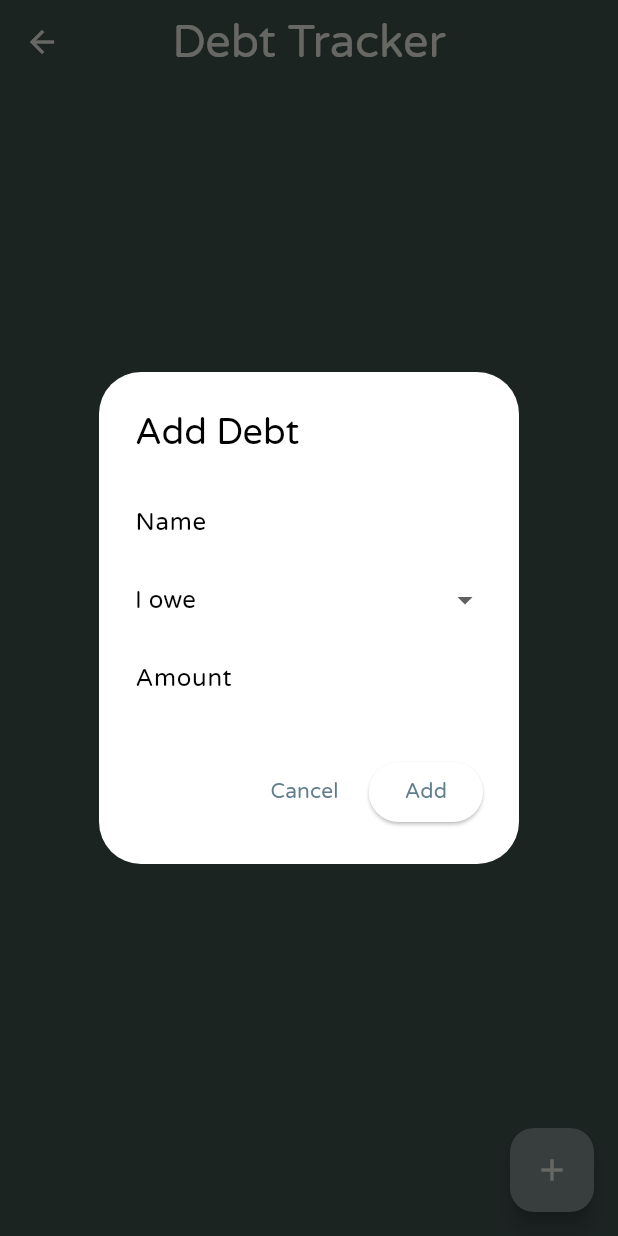
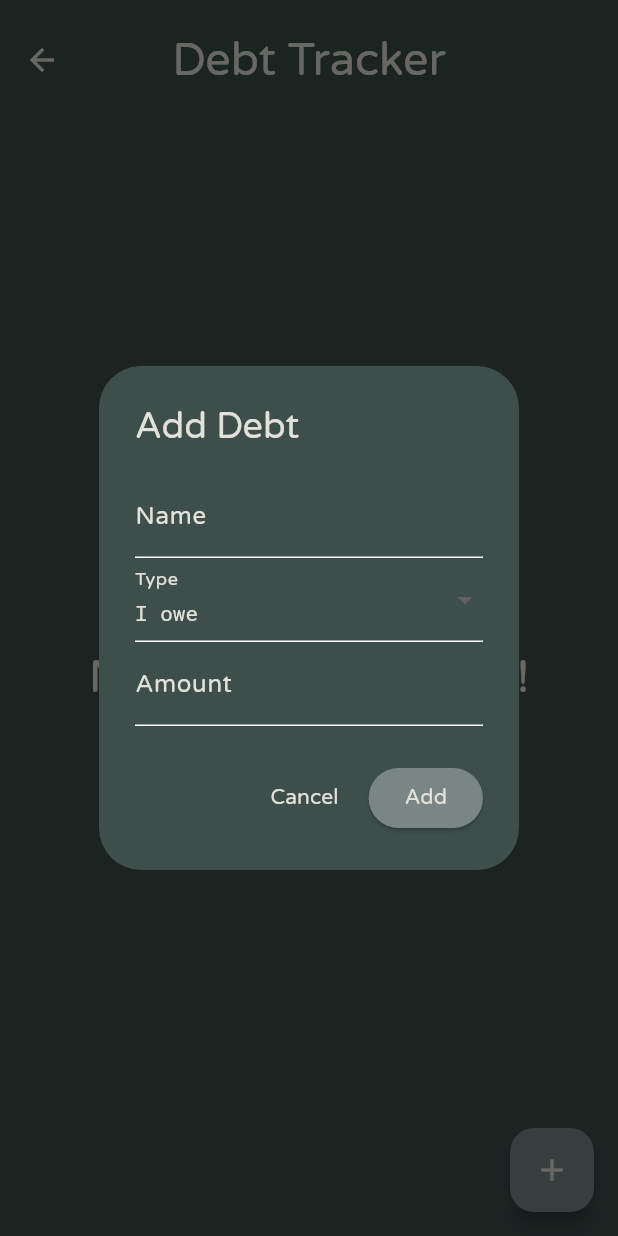
Before and after one commit to CorpsePiler/TrackerApp, a Flutter app: the DebtTrackerPage screen opened directly, after a tap on the "add" icon, on a phone screen of 412 x 824 dp. Run offline on Flutter 3.47's test engine with Material 3 defaults, Android fonts, the light colour scheme and no system bars; our stand-ins replace shared_preferences; accounts and stored records are empty; network calls fail.

Commit message:
UI changes part 2

```diff
--- a/test_1/lib/pages/debt_tracker.dart
+++ b/test_1/lib/pages/debt_tracker.dart
@@ -14,7 +14,7 @@
     return MaterialApp(
       debugShowCheckedModeBanner: false,
       theme: ThemeData(
-        primarySwatch: Colors.deepPurple,
+        primarySwatch: Colors.blueGrey,
       ),
       home: const DebtTrackerPage(),
     );
@@ -87,15 +87,19 @@
       context: context,
       builder: (context) {
         return AlertDialog(
-          title: const Text("Add Debt"),
+          backgroundColor: const Color.fromARGB(255, 62, 78, 75),
+          title: const Text("Add Debt", style: TextStyle(color: const Color(0xFFE0E2DB))),
           content: Column(
             mainAxisSize: MainAxisSize.min,
             children: [
               TextField(
-                decoration: const InputDecoration(labelText: "Name"),
+                style: const TextStyle(color: const Color(0xFFE0E2DB)),
+                decoration: const InputDecoration(labelText: "Name", labelStyle: TextStyle(color: const Color(0xFFE0E2DB))),
                 onChanged: (value) => name = value,
               ),
               DropdownButtonFormField<String>(
+                style: const TextStyle(color: const Color(0xFFE0E2DB)), dropdownColor: const Color.fromARGB(255, 122, 133, 133),
+                decoration: const InputDecoration(labelText: "Type", labelStyle: TextStyle(color: const Color(0xFFE0E2DB))),
                 value: type,
                 items: ["I owe", "Owes me"]
                     .map((e) => DropdownMenuItem(value: e, child: Text(e)))
@@ -103,7 +107,8 @@
                 onChanged: (value) => type = value!,
               ),
               TextField(
-                decoration: const InputDecoration(labelText: "Amount"),
+                style: const TextStyle(color: const Color(0xFFE0E2DB)),
+                decoration: const InputDecoration(labelText: "Amount", labelStyle: TextStyle(color: const Color(0xFFE0E2DB))),
                 keyboardType: TextInputType.number,
                 onChanged: (value) {
                   amount = double.tryParse(value) ?? 0.0;
@@ -113,10 +118,16 @@
           ),
           actions: [
             TextButton(
+              style: ButtonStyle(
+                foregroundColor: MaterialStateProperty.all(const Color(0xFFE0E2DB)),
+              ),
               onPressed: () => Navigator.pop(context),
               child: const Text("Cancel"),
             ),
             ElevatedButton(
+              style: ButtonStyle(
+                backgroundColor: MaterialStateProperty.all(const Color.fromARGB(255, 122, 133, 133)),
+              ),
               onPressed: () {
                 if (name.isNotEmpty && amount > 0) {
                   setState(() {
@@ -126,7 +137,7 @@
                   Navigator.pop(context);
                 }
               },
-              child: const Text("Add"),
+              child: const Text("Add", style: TextStyle(color: const Color(0xFFE0E2DB))),
             ),
           ],
         );
@@ -145,6 +156,7 @@
   Widget build(BuildContext context) {
     return Scaffold(
 appBar: AppBar(
+        toolbarHeight: 80,
         leading: IconButton(
           icon: const Icon(Icons.arrow_back, color: const Color(0xFFE0E2DB)),
           onPressed: () {
@@ -166,7 +178,8 @@
 
       backgroundColor: const Color.fromARGB(255, 62, 78, 75),
           body: debts.isEmpty
-          ? const Center(child: Text("No debts added yet!"))
+          ? const Center(child: Text("No debts added yet!", style: TextStyle(color: const Color(0xFFE0E2DB), fontSize: 30))
+          )
           : ListView.builder(
               itemCount: debts.length,
               itemBuilder: (context, index) {
--- a/test_1/lib/pages/events_and_holidays.dart
+++ b/test_1/lib/pages/events_and_holidays.dart
@@ -64,6 +64,7 @@
     return Scaffold(
       backgroundColor: const Color.fromARGB(255, 62, 78, 75),
       appBar: AppBar(
+        toolbarHeight: 80,
         leading: IconButton(
           icon: const Icon(Icons.arrow_back, color: const Color(0xFFE0E2DB)),
           onPressed: () {
@@ -75,7 +76,7 @@
           'Events and Holidays',
           style: TextStyle(
             color: const Color(0xFFE0E2DB),
-            fontSize: 30,
+            fontSize: 28,
           ),
         ),
         centerTitle: true,
```
Also changed, not shown: test_1/lib/pages/bus.dart (+5 -3 lines), test_1/lib/pages/timetable.dart (+11 -2 lines).
